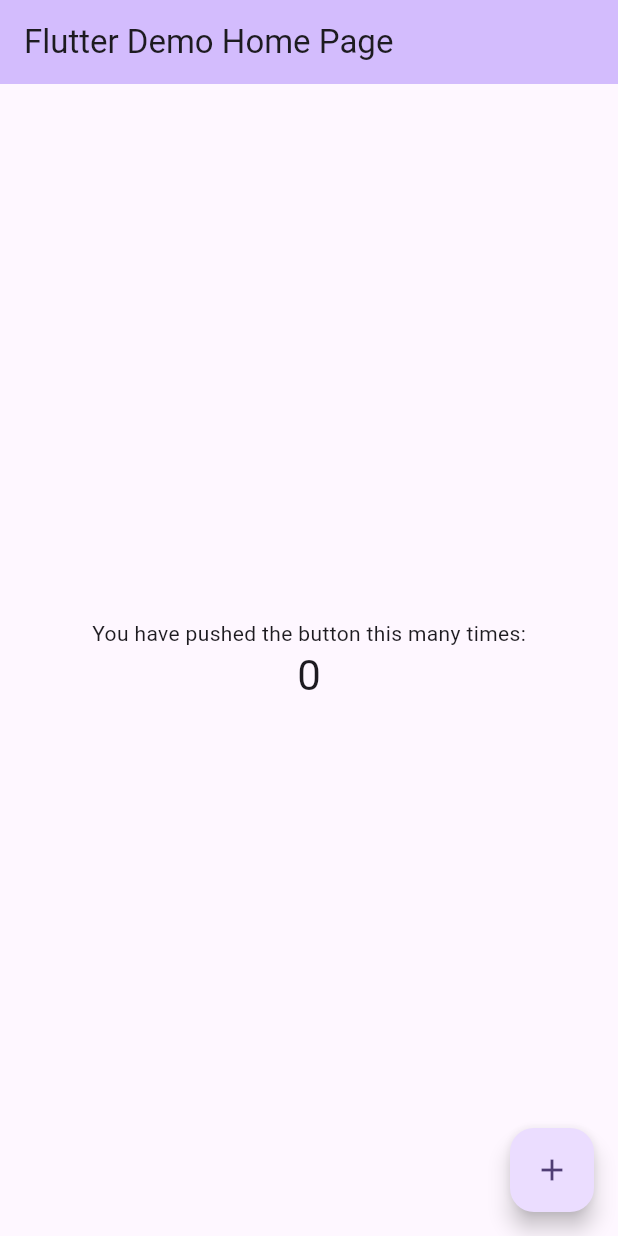
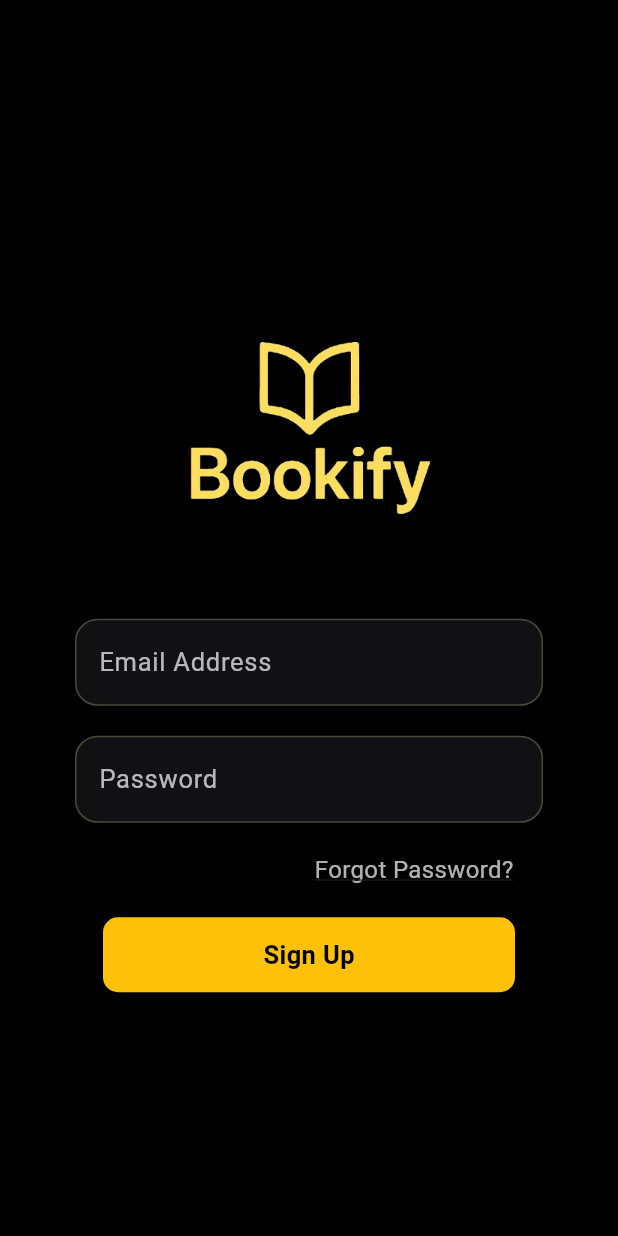
Before and after one commit to Umair0092/Bookify, a Flutter app: the screen it shows after launch, on a phone screen of 412 x 824 dp. Run offline on Flutter 3.47's test engine with Material 3 defaults, Android fonts, the phone set to English and light mode, and no system bars.

Commit message:
Login page

```diff
--- a/lib/main.dart
+++ b/lib/main.dart
@@ -1,3 +1,4 @@
+import 'package:bookify/views/login.dart';
 import 'package:flutter/material.dart';
 
 void main() {
@@ -13,110 +14,9 @@ class MyApp extends StatelessWidget {
     return MaterialApp(
       title: 'Flutter Demo',
       theme: ThemeData(
-        // This is the theme of your application.
-        //
-        // TRY THIS: Try running your application with "flutter run". You'll see
-        // the application has a purple toolbar. Then, without quitting the app,
-        // try changing the seedColor in the colorScheme below to Colors.green
-        // and then invoke "hot reload" (save your changes or press the "hot
-        // reload" button in a Flutter-supported IDE, or press "r" if you used
-        // the command line to start the app).
-        //
-        // Notice that the counter didn't reset back to zero; the application
-        // state is not lost during the reload. To reset the state, use hot
-        // restart instead.
-        //
-        // This works for code too, not just values: Most code changes can be
-        // tested with just a hot reload.
-        colorScheme: ColorScheme.fromSeed(seedColor: Colors.deepPurple),
+        colorScheme: ColorScheme.fromSeed(seedColor: Color.fromRGBO(255, 193, 7, 1)),
       ),
-      home: const MyHomePage(title: 'Flutter Demo Home Page'),
+      home: login(),
     );
   }
 }
-
-class MyHomePage extends StatefulWidget {
-  const MyHomePage({super.key, required this.title});
-
-  // This widget is the home page of your application. It is stateful, meaning
-  // that it has a State object (defined below) that contains fields that affect
-  // how it looks.
-
-  // This class is the configuration for the state. It holds the values (in this
-  // case the title) provided by the parent (in this case the App widget) and
-  // used by the build method of the State. Fields in a Widget subclass are
-  // always marked "final".
-
-  final String title;
-
-  @override
-  State<MyHomePage> createState() => _MyHomePageState();
-}
-
-class _MyHomePageState extends State<MyHomePage> {
-  int _counter = 0;
-
-  void _incrementCounter() {
-    setState(() {
-      // This call to setState tells the Flutter framework that something has
-      // changed in this State, which causes it to rerun the build method below
-      // so that the display can reflect the updated values. If we changed
-      // _counter without calling setState(), then the build method would not be
-      // called again, and so nothing would appear to happen.
-      _counter++;
-    });
-  }
-
-  @override
-  Widget build(BuildContext context) {
-    // This method is rerun every time setState is called, for instance as done
-    // by the _incrementCounter method above.
-    //
-    // The Flutter framework has been optimized to make rerunning build methods
-    // fast, so that you can just rebuild anything that needs updating rather
-    // than having to individually change instances of widgets.
-    return Scaffold(
-      appBar: AppBar(
-        // TRY THIS: Try changing the color here to a specific color (to
-        // Colors.amber, perhaps?) and trigger a hot reload to see the AppBar
-        // change color while the other colors stay the same.
-        backgroundColor: Theme.of(context).colorScheme.inversePrimary,
-        // Here we take the value from the MyHomePage object that was created by
-        // the App.build method, and use it to set our appbar title.
-        title: Text(widget.title),
-      ),
-      body: Center(
-        // Center is a layout widget. It takes a single child and positions it
-        // in the middle of the parent.
-        child: Column(
-          // Column is also a layout widget. It takes a list of children and
-          // arranges them vertically. By default, it sizes itself to fit its
-          // children horizontally, and tries to be as tall as its parent.
-          //
-          // Column has various properties to control how it sizes itself and
-          // how it positions its children. Here we use mainAxisAlignment to
-          // center the children vertically; the main axis here is the vertical
-          // axis because Columns are vertical (the cross axis would be
-          // horizontal).
-          //
-          // TRY THIS: Invoke "debug painting" (choose the "Toggle Debug Paint"
-          // action in the IDE, or press "p" in the console), to see the
-          // wireframe for each widget.
-          mainAxisAlignment: MainAxisAlignment.center,
-          children: <Widget>[
-            const Text('You have pushed the button this many times:'),
-            Text(
-              '$_counter',
-              style: Theme.of(context).textTheme.headlineMedium,
-            ),
-          ],
-        ),
-      ),
-      floatingActionButton: FloatingActionButton(
-        onPressed: _incrementCounter,
-        tooltip: 'Increment',
-        child: const Icon(Icons.add),
-      ), // This trailing comma makes auto-formatting nicer for build methods.
-    );
-  }
-}
--- /dev/null
+++ b/lib/views/Colors.dart
@@ -0,0 +1,9 @@
+import 'dart:ui';
+
+const Color bgColor= Color(0xFF212227);
+
+const Color cardColor = Color(0xFF2D2E33);
+
+const Color black =Color(0xFF000000);
+
+const Color white =Color(0xFFFFFFFF);
--- /dev/null
+++ b/lib/views/login.dart
@@ -0,0 +1,164 @@
+import 'package:bookify/views/Colors.dart';
+import 'package:flutter/material.dart';
+
+class login extends StatefulWidget {
+  const login({super.key});
+
+  @override
+  State<login> createState() => _loginState();
+}
+
+class _loginState extends State<login> {
+  bool _isTapped = false;
+  bool _isTapped2 = false;
+  @override
+  Widget build(BuildContext context) {
+    return Scaffold(
+      backgroundColor: Colors.black,
+      body: Column(
+        mainAxisAlignment: MainAxisAlignment.center,
+        crossAxisAlignment: CrossAxisAlignment.center,
+        children: [
+          Container(
+            padding: EdgeInsets.fromLTRB(0, 0, 0, 0),
+            child: Image.asset("images/logo.png", height: 250),
+          ),
+          Row(
+            mainAxisAlignment: MainAxisAlignment.center,
+            children: [
+              SizedBox(width: 50),
+              Expanded(
+                child: TextField(
+                  textInputAction: TextInputAction.search,
+                  decoration: InputDecoration(
+                    //enabledBorder: InputBorder.none,
+
+                    // focusedBorder: InputBorder.none,
+                    //disabledBorder: InputBorder.none,
+                    //errorBorder: InputBorder.none,
+                    filled: true,
+                    fillColor: bgColor.withOpacity(
+                      0.5,
+                    ), // Set your desired background color
+                    border: OutlineInputBorder(
+                      borderRadius: BorderRadius.circular(15),
+                    ),
+                    hintText: ("Email Address"),
+
+                    hintStyle: TextStyle(
+                      fontSize: 17,
+                      color: Colors.white70,
+                    ),
+                  ),
+                  onSubmitted: (value) {},
+                ),
+              ),
+              SizedBox(width: 50),
+            ],
+          ),
+          SizedBox(height: 20),
+          Row(
+            mainAxisAlignment: MainAxisAlignment.center,
+            children: [
+              SizedBox(width: 50),
+              Expanded(
+                child: TextField(
+                  textInputAction: TextInputAction.search,
+                  decoration: InputDecoration(
+                    //enabledBorder: InputBorder.none,
+
+                    // focusedBorder: InputBorder.none,
+                    //disabledBorder: InputBorder.none,
+                    //errorBorder: InputBorder.none,
+                    filled: true,
+                    fillColor: bgColor.withOpacity(
+                      0.5,
+                    ), // Set your desired background color
+                    border: OutlineInputBorder(
+                      borderRadius: BorderRadius.circular(15),
+                    ),
+                    hintText: ("Password"),
+
+                    hintStyle: TextStyle(
+                      fontSize: 17,
+                      color: Colors.white70,
+                    ),
+                  ),
+                  onSubmitted: (value) {},
+                ),
+              ),
+              SizedBox(width: 50),
+            ],
+          ),
+          SizedBox(height: 20,),
+          Padding(
+            padding: const EdgeInsets.only(left: 140),
+            child: GestureDetector(
+              onTapDown: (_) {
+                setState(() {
+                  _isTapped = true;
+                });
+              },
+              onTapUp: (_) {
+                setState(() {
+                  _isTapped = false;
+                });
+
+                print("Forgot Password tapped!");
+              },
+              onTapCancel: () {
+                setState(() {
+                  _isTapped = false;
+                });
+              },
+              child: Text(
+                "Forgot Password?",
+                style: TextStyle(
+                  color:
+                      _isTapped
+                          ? Color.fromRGBO(255, 193, 7, 1)
+                          : Colors.white70,
+                  fontSize: 16,
+                  decoration:
+                      TextDecoration.underline,
+                ),
+              ),
+            ),
+          ),
+          SizedBox(height: 20,),
+          GestureDetector(
+            onTapDown: (_) {
+              setState(() {
+                _isTapped2 = true;
+              });
+            },
+            onTapUp: (_) {
+              setState(() {
+                _isTapped2 = false;
+              });
+
+              print("Sign up Button Pressed");
+            },
+            onTapCancel: () {
+              setState(() {
+                _isTapped2 = false;
+              });
+            },
+            child: Container(
+              height: 50,
+              width: MediaQuery.of(context).size.width/1.5,
+              padding: EdgeInsets.symmetric(),
+              decoration: BoxDecoration(
+                borderRadius: BorderRadius.circular(10),
+                color: _isTapped2
+                    ? Color.fromRGBO(255, 193, 7, 0.8)
+                    : Color.fromRGBO(255, 193, 7, 1),
+              ),
+              child: Center(child: Text("Sign Up",style: TextStyle(fontSize: 17,fontWeight: FontWeight.bold,color: Colors.black),)),
+            ),
+          )
+        ],
+      ),
+    );
+  }
+}
--- a/pubspec.yaml
+++ b/pubspec.yaml
@@ -58,10 +58,8 @@ flutter:
   uses-material-design: true
 
   # To add assets to your application, add an assets section, like this:
-  # assets:
-  #   - images/a_dot_burr.jpeg
-  #   - images/a_dot_ham.jpeg
-
+  assets:
+     - images/
   # An image asset can refer to one or more resolution-specific "variants", see
   # https://flutter.dev/to/resolution-aware-images
 
```
Also changed, not shown: images/logo.png (added).
